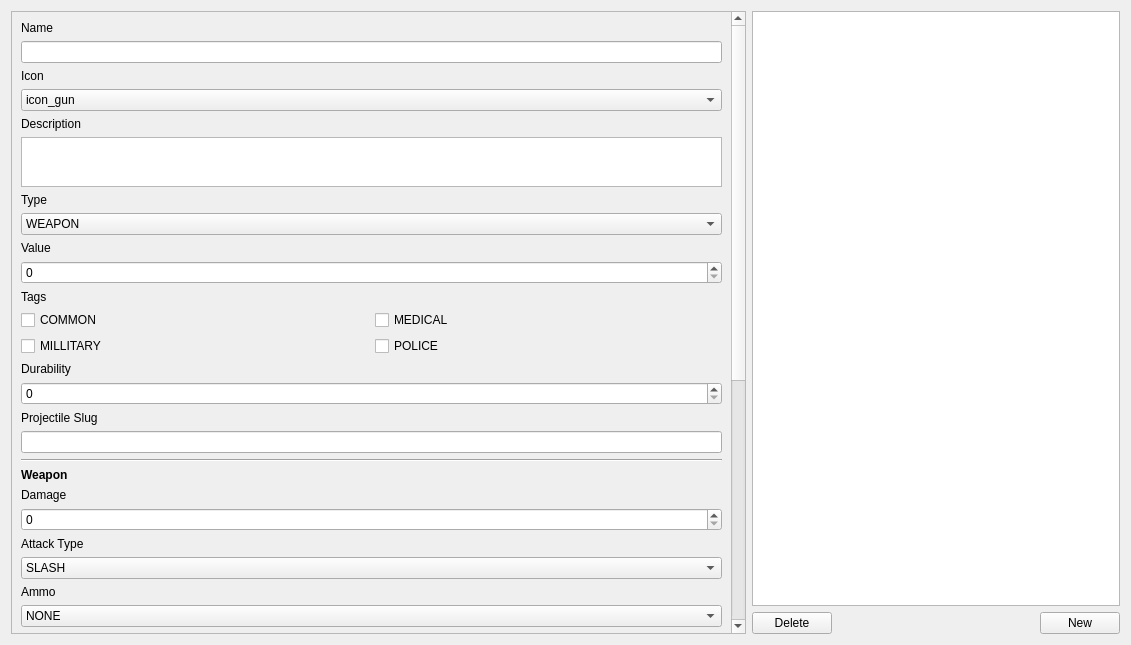
First picture: the form in ui/tabitems.ui, repository Boxfort/ZombieDataApp, before the edit.
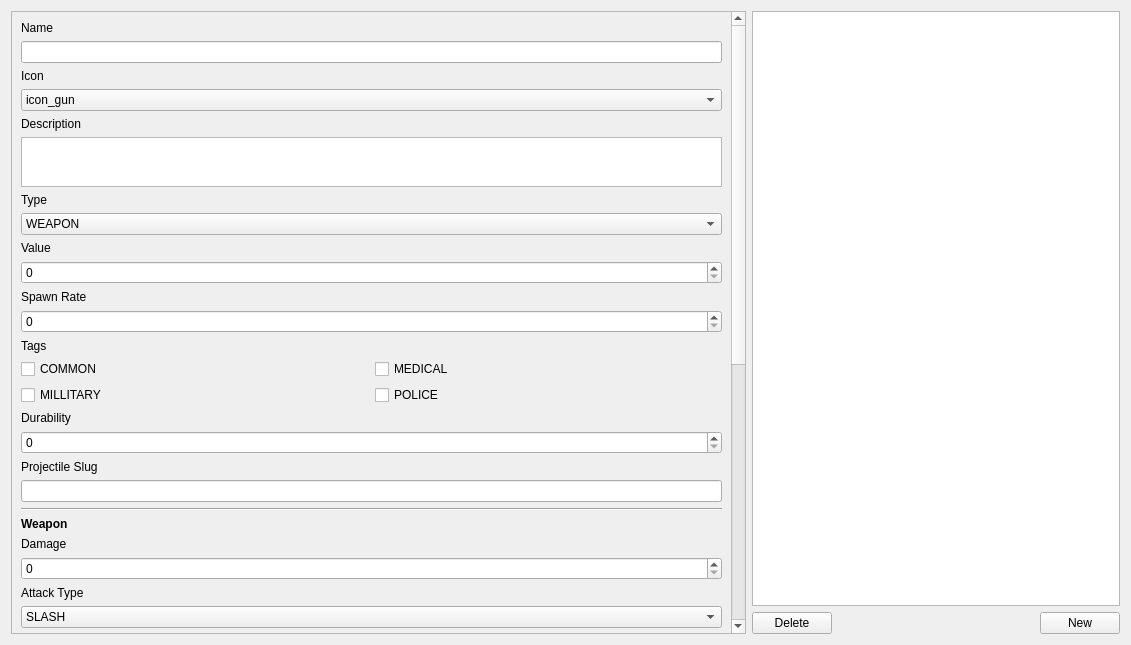
Second picture: the form after the edit.

Commit message: add spawn rate

```diff
--- a/ui/tabitems.ui
+++ b/ui/tabitems.ui
@@ -23,9 +23,9 @@
       <property name="geometry">
        <rect>
         <x>0</x>
-        <y>-191</y>
+        <y>-34</y>
         <width>722</width>
-        <height>1132</height>
+        <height>1187</height>
        </rect>
       </property>
       <layout class="QVBoxLayout" name="verticalLayout_2">
@@ -152,6 +152,16 @@
          </property>
         </widget>
        </item>
+       <item>
+        <widget class="QLabel" name="label_12">
+         <property name="text">
+          <string>Spawn Rate</string>
+         </property>
+        </widget>
+       </item>
+       <item>
+        <widget class="QSpinBox" name="spinner_spawn_rate"/>
+       </item>
        <item>
         <widget class="QLabel" name="label_6">
          <property name="text">
```
Left out of the diff: 15 changed lines with no effect on the pictures. The commit also changes 2 other files.
